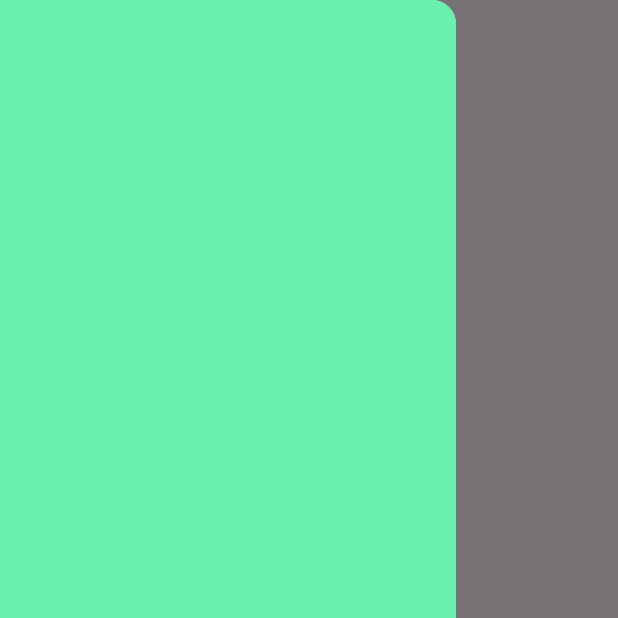
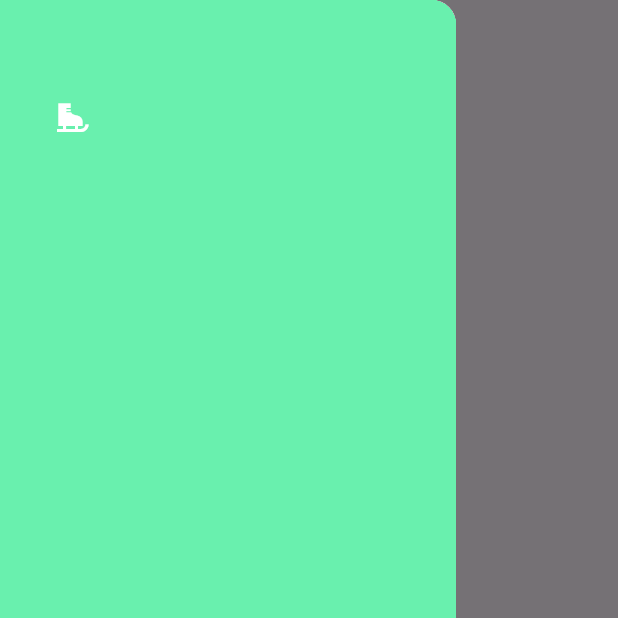
Before and after one commit to arielcarmen/flutter-stuff, a Flutter app: the screen it shows after launch, with the side drawer open, on a phone screen of 412 x 824 dp, the top half of it. Run offline on Flutter 3.47's test engine with Material 3 defaults, Android fonts, the light colour scheme and no system bars; our stand-ins replace sqflite; accounts and stored records are empty.

Commit message:
first item added

```diff
--- a/lib/widgets/main_drawer.dart
+++ b/lib/widgets/main_drawer.dart
@@ -1,16 +1,23 @@
 import 'package:flutter/material.dart';
+import 'package:flutter_stuff/widgets/main_drawer_item.dart';
 
 class MainDrawer extends StatelessWidget {
   const MainDrawer({super.key});
 
   @override
   Widget build(BuildContext context) {
+    const padding = EdgeInsets.symmetric(horizontal: 20);
     return Drawer(
-      child: Container(
+      child: Material(
         color: Colors.greenAccent,
         child: ListView(
-          children: [
-
+          padding: padding,
+          children: const [
+            SizedBox(height: 50,),
+            MainDrawerItem(
+              text: "Tips",
+              icon: Icons.ice_skating,
+            ),
           ],
         ),
       ),
--- a/lib/widgets/main_drawer_item.dart
+++ b/lib/widgets/main_drawer_item.dart
@@ -0,0 +1,21 @@
+import 'package:flutter/material.dart';
+import 'package:flutter_stuff/main.dart';
+
+class MainDrawerItem extends StatelessWidget {
+  const MainDrawerItem({super.key, required this.text, required this.icon});
+  final String text;
+  final IconData icon;
+
+  @override
+  Widget build(BuildContext context) {
+    const color = Colors.white;
+    const hoverColor = Colors.white70;
+    return ListTile(
+      leading: Icon(icon, color: color),
+      hoverColor: hoverColor,
+      onTap: (){
+        Navigator.push(context, MaterialPageRoute(builder: (context) => const Stuff()));
+      },
+    );
+  }
+}
```
